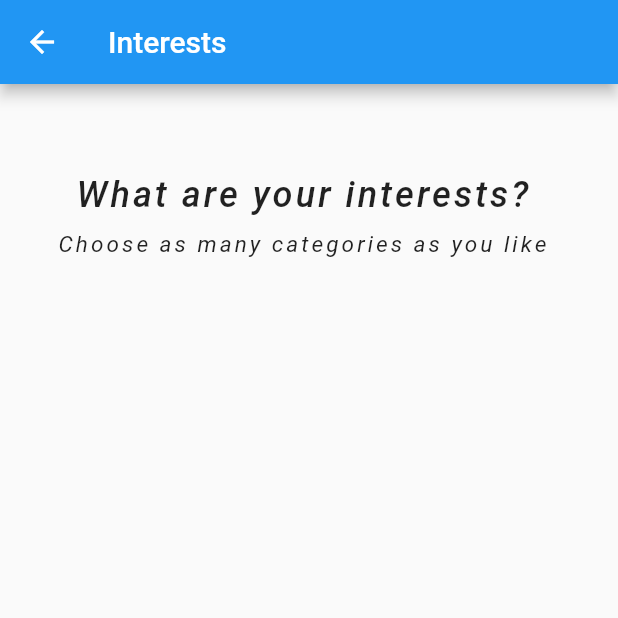
After one commit to lello163/pvt_projectApp, a Flutter app: the InterestsPage screen opened directly, on a phone screen of 412 x 824 dp, the top half of it. The commit adds this screen. Run offline on Flutter 3.47's test engine with Material 2 defaults, Android fonts, the phone set to English and light mode, and no system bars; our stand-ins replace flutter_datetime_picker.

Commit message:
lade till appbar med tillbaka knapp

```diff
--- /dev/null
+++ b/lib/interests.dart
@@ -0,0 +1,54 @@
+import 'dart:ui';
+
+import 'package:flutter/material.dart';
+import 'package:flutter_datetime_picker/flutter_datetime_picker.dart';
+
+class InterestsPage extends StatefulWidget {
+  @override
+  _InterestsPageState createState() => _InterestsPageState();
+}
+
+class _InterestsPageState extends State<InterestsPage> {
+  @override
+  Widget build(BuildContext context) {
+    return new Scaffold(
+      appBar: AppBar(
+                  title: const Text('Interests'),
+                ),
+        resizeToAvoidBottomPadding: false,
+        body: Column(crossAxisAlignment: CrossAxisAlignment.start, children: <
+            Widget>[
+          SizedBox(height: 50),
+          Container(
+            child: Stack(
+              children: <Widget>[
+                Container(
+                  padding: EdgeInsets.fromLTRB(50, 10, 0.0, 0.0),
+                  child: Text(
+                    'What are your interests?',
+                    style:
+                        TextStyle(fontSize: 24.0, fontWeight: FontWeight.w500, fontStyle: FontStyle.italic, letterSpacing: 2)),
+                ),
+              ],
+            ),
+          ),
+          Container(
+            child: Stack(
+              children: <Widget>[
+                Container(
+                  padding: EdgeInsets.fromLTRB(38, 10, 0.0, 0.0),
+                  child: Text(
+                    'Choose as many categories as you like',
+                    style:
+                        TextStyle(fontSize: 15.0, fontWeight: FontWeight.w400, fontStyle: FontStyle.italic, letterSpacing: 2)),
+                ),
+              ],
+            ),
+          ),
+
+                    ],
+                 )
+            );
+        }
+
+  }
--- a/lib/login.dart
+++ b/lib/login.dart
@@ -9,6 +9,9 @@ class _LogInPageState extends State<LogInPage> {
   @override
   Widget build(BuildContext context) {
     return new Scaffold(
+      appBar: AppBar(
+                  title: const Text('Login Page'),
+                ),
         resizeToAvoidBottomPadding: false,
         body: Column(crossAxisAlignment: CrossAxisAlignment.start, children: <
             Widget>[
--- a/lib/main.dart
+++ b/lib/main.dart
@@ -45,7 +45,7 @@ class _MyHomePageState extends State<MyHomePage> {
 
           //Bild på handskakning
           //Test
-          //Hej
+          //Hejgit
           Container(
             child: Row(
               mainAxisAlignment: MainAxisAlignment.center,
```
Also changed, not shown: lib/profilepref.dart (+98 -9 lines), lib/signup.dart (+7 -4 lines).
